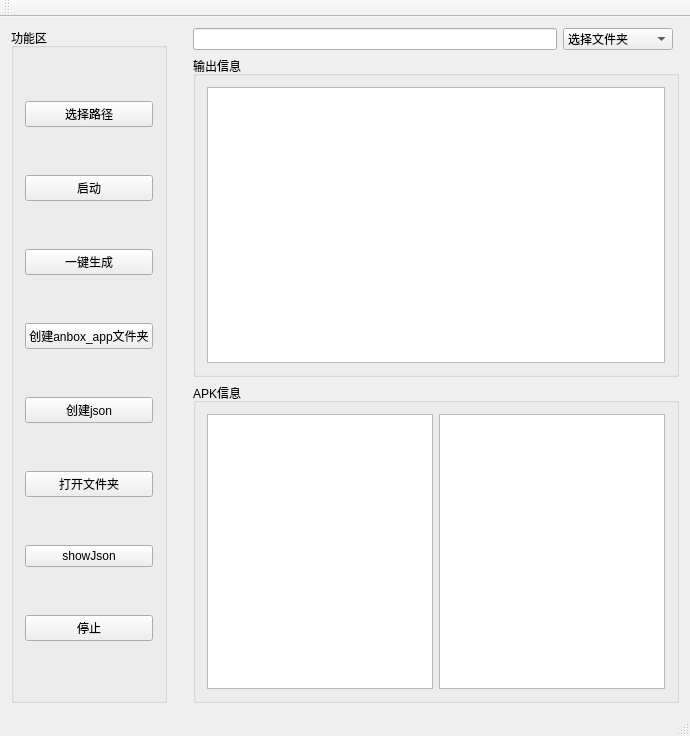
The window that CreateApkDeb/mainwindow.ui (lwh2398819901/debProject) describes before a commit, drawn with Qt 5.
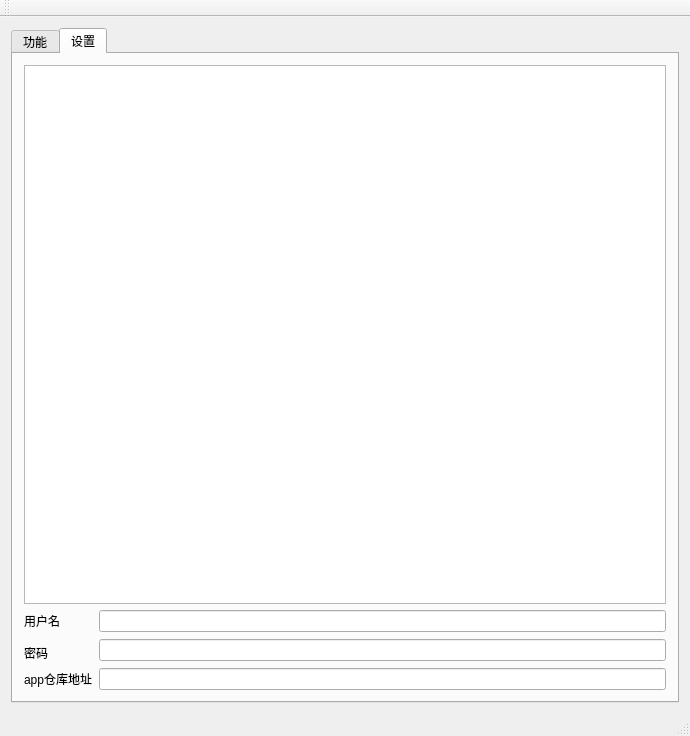
The same window after the commit.

```diff
--- a/CreateApkDeb/mainwindow.ui
+++ b/CreateApkDeb/mainwindow.ui
@@ -14,8 +14,18 @@
    <string>MainWindow</string>
   </property>
   <widget class="QWidget" name="centralWidget">
-   <layout class="QHBoxLayout" name="horizontalLayout">
-    <item>
+   <layout class="QGridLayout" name="gridLayout_4">
+    <item row="0" column="0">
+     <widget class="QTabWidget" name="tabWidget">
+      <property name="currentIndex">
+       <number>1</number>
+      </property>
+      <widget class="QWidget" name="">
+       <attribute name="title">
+        <string>功能</string>
+       </attribute>
+       <layout class="QGridLayout" name="gridLayout_5">
+        <item row="0" column="0">
      <layout class="QVBoxLayout" name="verticalLayout">
       <item>
        <widget class="QGroupBox" name="groupBox_3">
@@ -84,7 +94,7 @@
       </item>
      </layout>
     </item>
-    <item>
+        <item row="0" column="1">
      <spacer name="horizontalSpacer">
       <property name="orientation">
        <enum>Qt::Horizontal</enum>
@@ -100,7 +110,7 @@
       </property>
      </spacer>
     </item>
-    <item>
+        <item row="0" column="2">
      <layout class="QGridLayout" name="gridLayout">
       <item row="1" column="0" colspan="3">
        <widget class="QGroupBox" name="groupBox">
@@ -168,15 +178,49 @@
     </item>
    </layout>
   </widget>
-  <widget class="QMenuBar" name="menuBar">
-   <property name="geometry">
-    <rect>
-     <x>0</x>
-     <y>0</y>
-     <width>690</width>
-     <height>36</height>
-    </rect>
-   </property>
+      <widget class="QWidget" name="tab_2">
+       <attribute name="title">
+        <string>设置</string>
+       </attribute>
+       <layout class="QGridLayout" name="gridLayout_6">
+        <item row="0" column="0" colspan="2">
+         <widget class="QListView" name="listView"/>
+        </item>
+        <item row="1" column="1">
+         <widget class="QLineEdit" name="lineEdit"/>
+        </item>
+        <item row="2" column="1" rowspan="2">
+         <widget class="QLineEdit" name="lineEdit_2"/>
+        </item>
+        <item row="4" column="0">
+         <widget class="QLabel" name="label_3">
+          <property name="text">
+           <string>app仓库地址</string>
+          </property>
+         </widget>
+        </item>
+        <item row="4" column="1">
+         <widget class="QLineEdit" name="lineEdit_3"/>
+        </item>
+        <item row="1" column="0">
+         <widget class="QLabel" name="label">
+          <property name="text">
+           <string>用户名</string>
+          </property>
+         </widget>
+        </item>
+        <item row="3" column="0">
+         <widget class="QLabel" name="label_2">
+          <property name="text">
+           <string>密码</string>
+          </property>
+         </widget>
+        </item>
+       </layout>
+      </widget>
+     </widget>
+    </item>
+   </layout>
   </widget>
   <widget class="QToolBar" name="mainToolBar">
    <attribute name="toolBarArea">
```
Lines whose indentation alone changed are shown as unchanged.
